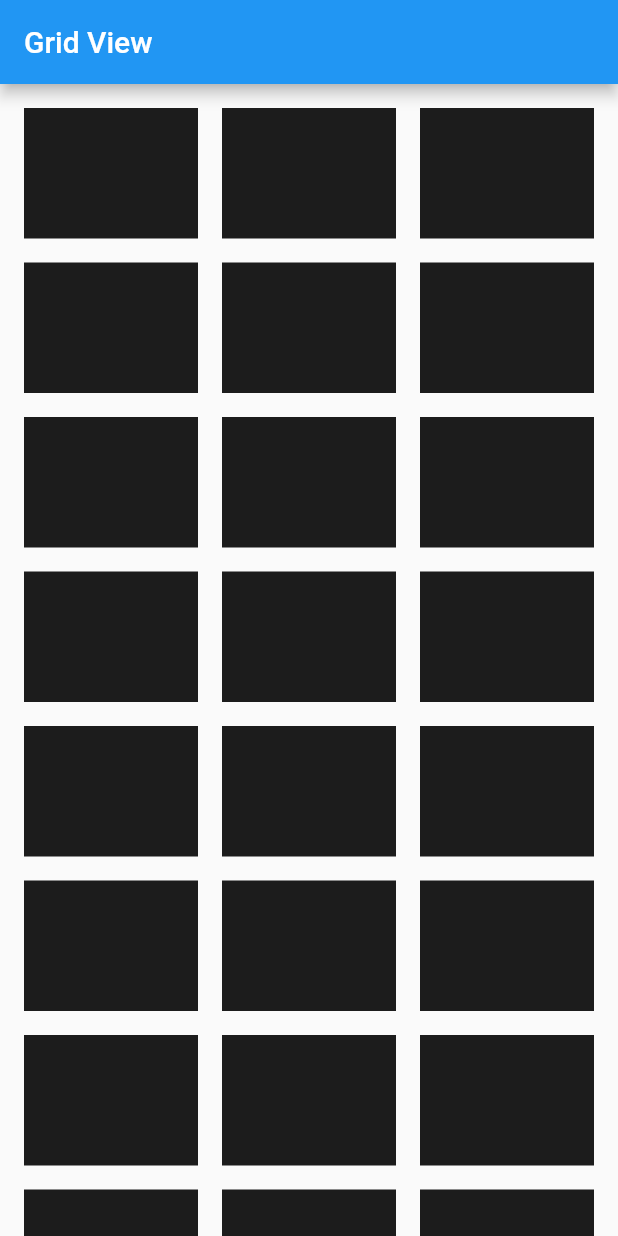
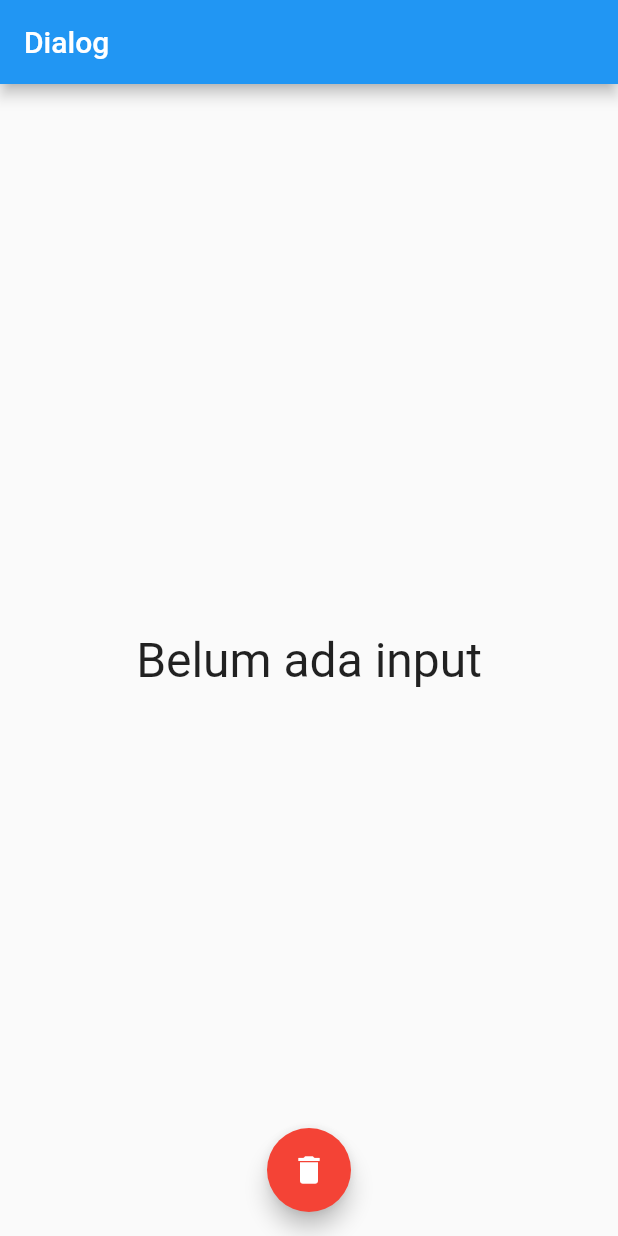
Before and after one commit to alfarelzaki/dart_fundamental, a Flutter app: the screen it shows after launch, on a phone screen of 412 x 824 dp. Run offline on Flutter 3.47's test engine with Material 2 defaults, Android fonts, the phone set to English and light mode, and no system bars; our stand-ins replace faker.

Commit message:
dialog popup

```diff
--- /dev/null
+++ b/lib/home.dart
@@ -0,0 +1,69 @@
+import 'package:flutter/material.dart';
+
+class MyHomePage extends StatefulWidget {
+  const MyHomePage({
+    Key? key,
+  }) : super(key: key);
+
+  @override
+  State<MyHomePage> createState() => _MyHomePageState();
+}
+
+class _MyHomePageState extends State<MyHomePage> {
+  String inputData = "Belum ada input";
+
+  @override
+  Widget build(BuildContext context) {
+    return Scaffold(
+      appBar: AppBar(
+        title: Text("Dialog"),
+      ),
+      body: Center(
+        child: Text(
+          inputData,
+          style: TextStyle(
+            fontSize: 32,
+          ),
+        ),
+      ),
+      floatingActionButton: FloatingActionButton(
+        onPressed: () {
+          print("telah diklik");
+
+          showDialog(
+              context: context,
+              builder: (context) {
+                return AlertDialog(
+                  title: Text("Confirm"),
+                  content: Text("are you sure want to delete this item?"),
+                  actions: [
+                    TextButton(
+                        onPressed: () {
+                          print("click no");
+                          Navigator.of(context).pop(false);
+                          setState(() {
+                            inputData = "user memilih no";
+                          });
+                        },
+                        child: Text("No")),
+                    TextButton(
+                        onPressed: () {
+                          print("click yes");
+                          Navigator.of(context).pop(true);
+                          setState(() {
+                            inputData = "user memilih yes";
+                          });
+                        },
+                        child: Text("Yes")),
+                  ],
+                );
+                // value mengembalikan nilai dari navigator.pop()
+              }).then((value) => print(value));
+        },
+        child: Icon(Icons.delete),
+        backgroundColor: Colors.red,
+      ),
+      floatingActionButtonLocation: FloatingActionButtonLocation.centerFloat,
+    );
+  }
+}
--- a/lib/main.dart
+++ b/lib/main.dart
@@ -5,48 +5,18 @@ import 'package:flutter/cupertino.dart';
 import 'package:flutter/material.dart';
 import 'package:flutter/painting.dart';
 
+import 'home.dart';
+
 main() {
   runApp(MyApp());
 }
 
 class MyApp extends StatelessWidget {
-  List<Container> myList = List.generate(60, (index) {
-    return Container(
-      height: 50,
-      width: 150,
-      color: Color.fromARGB(
-        255,
-        Random().nextInt(256),
-        Random().nextInt(256),
-        Random().nextInt(256)
-      ),
-    );
-  });
-
   @override
   Widget build(BuildContext context) {
     return MaterialApp(
-        home: Scaffold(
-      appBar: AppBar(title: Text("Grid View")),
-      // body: GridView(
-      //   padding: EdgeInsets.all(16),
-      //   gridDelegate: SliverGridDelegateWithFixedCrossAxisCount(
-      //     crossAxisCount: 3,
-      //     crossAxisSpacing: 16,
-      //     mainAxisSpacing: 16,
-      //     childAspectRatio: 1.0
-      //   ),
-      //   children: myList,
-      // ),
-
-      body: GridView.count(
-        padding: EdgeInsets.all(16),
-        crossAxisCount: 3,
-        crossAxisSpacing: 16,
-        mainAxisSpacing: 16,
-        childAspectRatio: 4/3,
-        children: myList,
-      ),
-    ));
+      debugShowCheckedModeBanner: false,
+      home: MyHomePage(),
+    );
   }
 }
```
